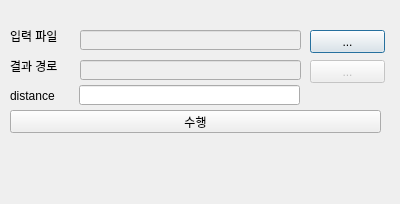
Before: the Qt Designer form buffer_batch_dialog_base.ui in MHJO/buffer_batch, drawn with Qt 5.
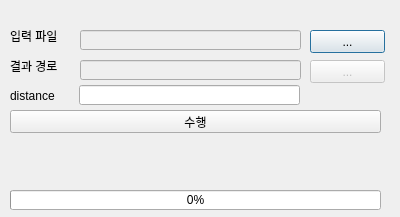
After: the same form once the commit is applied.

```diff
--- a/buffer_batch_dialog_base.ui
+++ b/buffer_batch_dialog_base.ui
@@ -7,7 +7,7 @@
     <x>0</x>
     <y>0</y>
     <width>400</width>
-    <height>204</height>
+    <height>217</height>
    </rect>
   </property>
   <property name="windowTitle">
@@ -143,6 +143,19 @@
     <string>distance</string>
    </property>
   </widget>
+  <widget class="QProgressBar" name="progressBar">
+   <property name="geometry">
+    <rect>
+     <x>10</x>
+     <y>190</y>
+     <width>371</width>
+     <height>20</height>
+    </rect>
+   </property>
+   <property name="value">
+    <number>0</number>
+   </property>
+  </widget>
  </widget>
  <resources/>
  <connections/>
```
